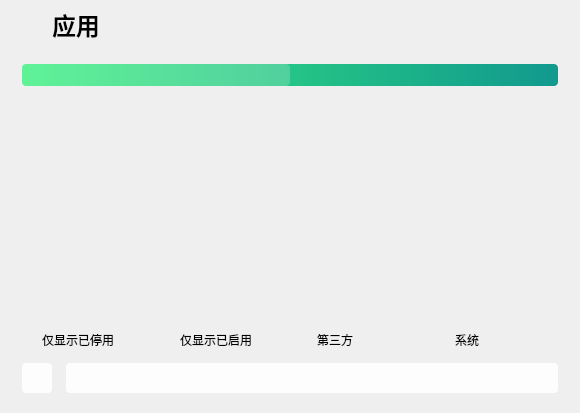
Before: the Qt Designer form QtAdb/sonPages/apps/sp_packages.ui in LapplandSP/QtAdb, drawn with Qt 5.
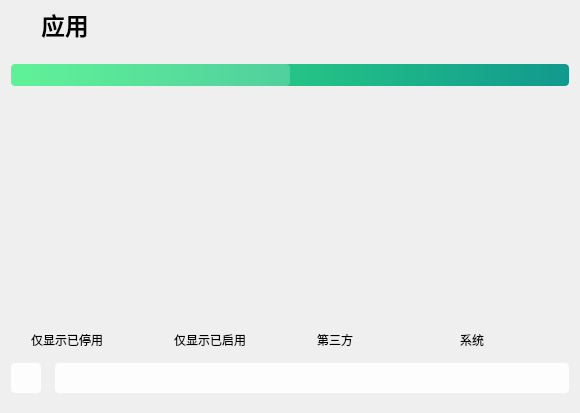
After: the same form once the commit is applied. Icons and pictures are not drawn.

Patch:
```diff
--- a/QtAdb/sonPages/apps/sp_packages.ui
+++ b/QtAdb/sonPages/apps/sp_packages.ui
@@ -14,9 +14,15 @@
    <string>Form</string>
   </property>
   <layout class="QVBoxLayout" name="verticalLayout_3">
+   <property name="leftMargin">
+    <number>0</number>
+   </property>
    <property name="topMargin">
     <number>0</number>
    </property>
+   <property name="rightMargin">
+    <number>0</number>
+   </property>
    <item>
     <widget class="QWidget" name="widget" native="true">
      <property name="styleSheet">
```
